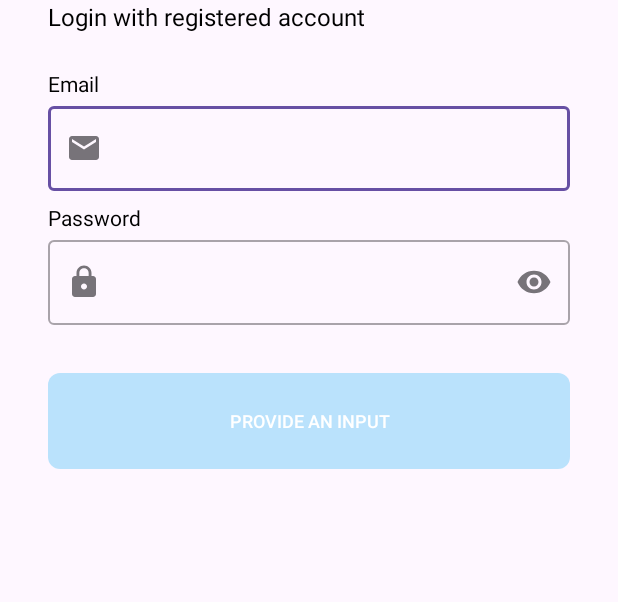
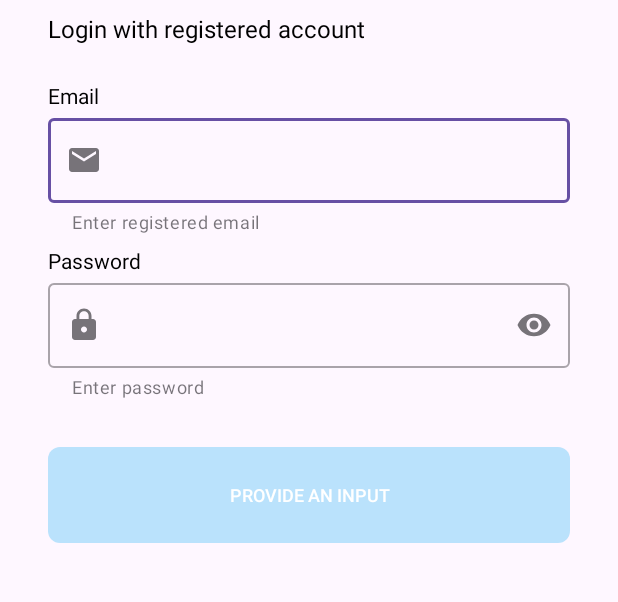
Before and after one commit to zentochi/OurStory, an Android app: the screen it shows after launch (LoginActivity), after a tap on "Login", on a phone screen of 412 x 824 dp, the part 559-1161 px from its top. Run offline under Robolectric (Android 15) with nearby library versions, the phone set to English and light mode, and no system bars.

Commit message:
feat(login, register): Create login an register Create a login from /login and register from /register, and save login session token, email and isLogin boolean state

```diff
--- a/app/src/main/java/com/danuartadev/ourstory/data/remote/retrofit/ApiService.kt
+++ b/app/src/main/java/com/danuartadev/ourstory/data/remote/retrofit/ApiService.kt
@@ -1,5 +1,6 @@
 package com.danuartadev.ourstory.data.remote.retrofit
 
+import com.danuartadev.ourstory.data.remote.response.LoginResponse
 import com.danuartadev.ourstory.data.remote.response.RegisterResponse
 import com.danuartadev.ourstory.data.remote.response.StoryResponse
 import retrofit2.http.Field
@@ -18,4 +19,11 @@ interface ApiService {
         @Field("email") email: String,
         @Field("password") password: String
     ): RegisterResponse
+
+    @FormUrlEncoded
+    @POST("login")
+    suspend fun login(
+        @Field("email") email: String,
+        @Field("password") password: String
+    ): LoginResponse
 }
--- a/app/src/main/java/com/danuartadev/ourstory/ui/ViewModelFactory.kt
+++ b/app/src/main/java/com/danuartadev/ourstory/ui/ViewModelFactory.kt
@@ -7,6 +7,7 @@ import com.danuartadev.ourstory.data.UserRepository
 import com.danuartadev.ourstory.di.Injection
 import com.danuartadev.ourstory.ui.login.LoginViewModel
 import com.danuartadev.ourstory.ui.main.MainViewModel
+import com.danuartadev.ourstory.ui.signup.SignupViewModel
 
 class ViewModelFactory(private val repository: UserRepository) : ViewModelProvider.NewInstanceFactory() {
 
@@ -18,6 +19,9 @@ class ViewModelFactory(private val repository: UserRepository) : ViewModelProvid
             }
             modelClass.isAssignableFrom(LoginViewModel::class.java) -> {
                 LoginViewModel(repository) as T
+            }
+            modelClass.isAssignableFrom(SignupViewModel::class.java) -> {
+                SignupViewModel(repository) as T
             }
             else -> throw IllegalArgumentException("Unknown ViewModel class: " + modelClass.name)
         }
--- a/app/src/main/java/com/danuartadev/ourstory/ui/main/MainActivity.kt
+++ b/app/src/main/java/com/danuartadev/ourstory/ui/main/MainActivity.kt
@@ -31,6 +31,8 @@ class MainActivity : AppCompatActivity() {
                 startActivity(Intent(this, WelcomeActivity::class.java))
                 finish()
             }
+            binding.messageTextView.text = "current status:\n" +
+                    "email:${user.email}\ntoken:${user.token}\nisLogin:${user.isLogin}"
         }
 
         setupView()
--- /dev/null
+++ b/app/src/main/java/com/danuartadev/ourstory/utils/Result.kt
@@ -0,0 +1,6 @@
+package com.danuartadev.ourstory.utils
+sealed class Result<out R> private constructor() {
+    data class Success<out T>(val data: T) : Result<T>()
+    data class Error(val error: String) : Result<Nothing>()
+    object Loading : Result<Nothing>()
+}
--- a/app/src/main/res/layout/activity_login.xml
+++ b/app/src/main/res/layout/activity_login.xml
@@ -41,6 +41,7 @@
         android:layout_width="0dp"
         android:layout_height="wrap_content"
         android:layout_marginStart="32dp"
+        android:layout_marginTop="8dp"
         android:layout_marginEnd="32dp"
         android:alpha="0"
         android:text="@string/message_login_page"
@@ -73,6 +74,8 @@
         android:layout_marginStart="32dp"
         android:layout_marginEnd="32dp"
         android:alpha="0"
+        app:helperTextEnabled="true"
+        app:helperText="@string/email_login_helper_text"
         app:layout_constraintEnd_toEndOf="parent"
         app:layout_constraintStart_toStartOf="parent"
         app:layout_constraintTop_toBottomOf="@+id/emailTextView"
@@ -109,6 +112,8 @@
         android:layout_marginStart="32dp"
         android:layout_marginEnd="32dp"
         android:alpha="0"
+        app:helperTextEnabled="true"
+        app:helperText="@string/password_login_helper_text"
         app:endIconMode="password_toggle"
         app:layout_constraintEnd_toEndOf="parent"
         app:layout_constraintStart_toStartOf="parent"
@@ -158,4 +163,16 @@
         app:layout_constraintGuide_percent="0.1"
         app:layout_constraintStart_toStartOf="parent" />
 
+    <ProgressBar
+        android:id="@+id/loginProgressBar"
+        android:layout_width="wrap_content"
+        android:layout_height="wrap_content"
+        style="?android:attr/progressBarStyle"
+        android:visibility="gone"
+        tools:visibility="visible"
+        app:layout_constraintBottom_toBottomOf="parent"
+        app:layout_constraintEnd_toEndOf="parent"
+        app:layout_constraintStart_toStartOf="parent"
+        app:layout_constraintTop_toTopOf="parent" />
+
 </androidx.constraintlayout.widget.ConstraintLayout>
--- a/app/src/main/res/values/strings.xml
+++ b/app/src/main/res/values/strings.xml
@@ -14,4 +14,7 @@
     <string name="message_welcome_page">OurStory is a safe place to share stories and connect with other people</string>
     <string name="password_helper_text">Fill out more than 8 character</string>
     <string name="email_helper_text">Use valid email</string>
+    <string name="name_helper_text">Your display username</string>
+    <string name="password_login_helper_text">Enter password</string>
+    <string name="email_login_helper_text">Enter registered email</string>
 </resources>
```
Also changed, not shown: app/src/main/java/com/danuartadev/ourstory/data/UserRepository.kt (+11 -0 lines), app/src/main/java/com/danuartadev/ourstory/data/remote/response/LoginResponse.kt (added, +27 -0 lines), app/src/main/java/com/danuartadev/ourstory/ui/login/LoginActivity.kt (+45 -18 lines), app/src/main/java/com/danuartadev/ourstory/ui/login/LoginViewModel.kt (+54 -0 lines), app/src/main/java/com/danuartadev/ourstory/ui/signup/SignupActivity.kt (+47 -15 lines), app/src/main/java/com/danuartadev/ourstory/ui/signup/SignupViewModel.kt (added, +57 -0 lines), app/src/main/res/layout/activity_signup.xml (+14 -0 lines).
